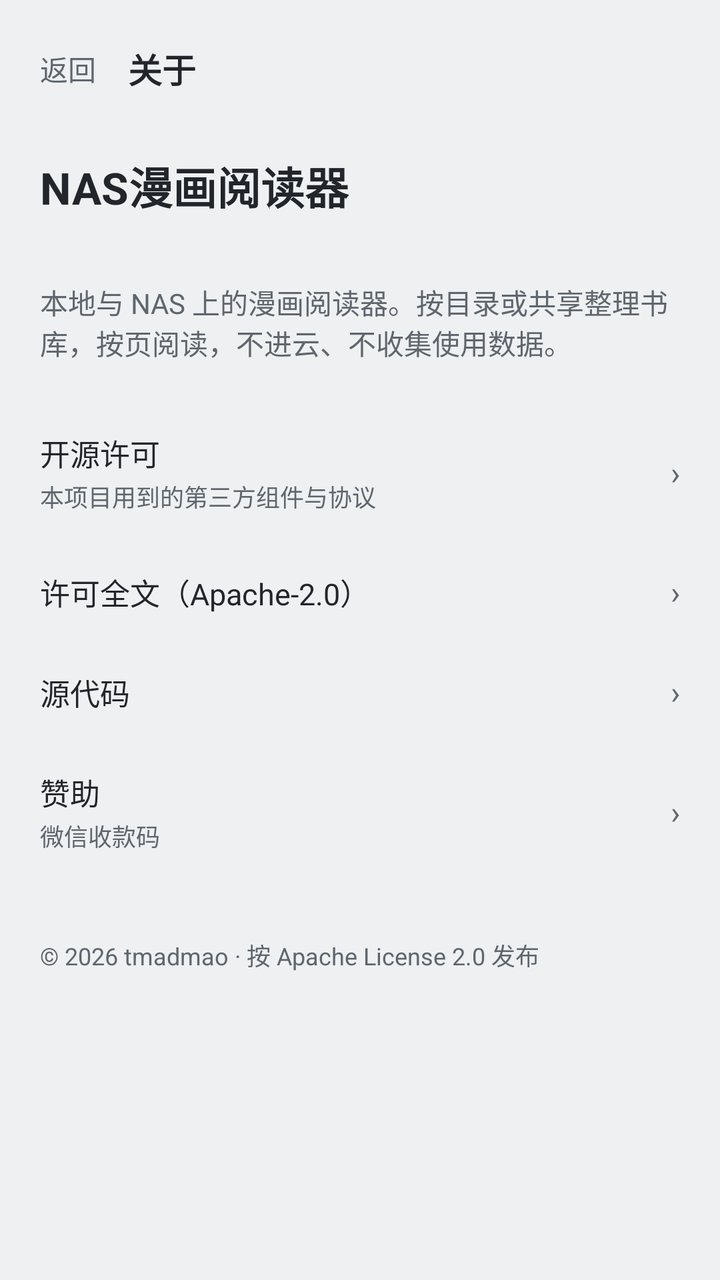
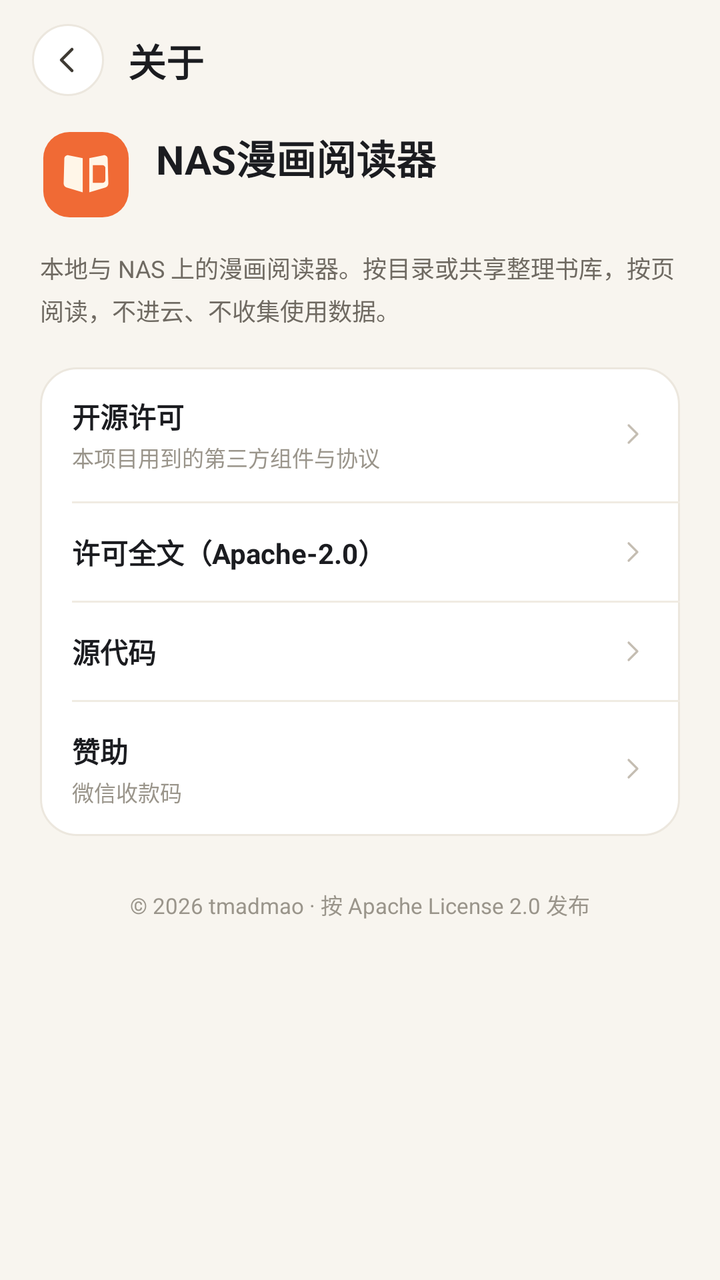

Compare the two renders of this Android layout. The source of the first and the diff that turns it into the second are given below.
<!-- AndroidManifest.xml: application theme Theme.NasComic -->
<!-- res/layout/activity_about.xml -->
<?xml version="1.0" encoding="utf-8"?>
<LinearLayout xmlns:android="http://schemas.android.com/apk/res/android"
    android:layout_width="match_parent"
    android:layout_height="match_parent"
    android:orientation="vertical"
    android:background="@color/shell_background">

    <LinearLayout
        android:layout_width="match_parent"
        android:layout_height="wrap_content"
        android:orientation="horizontal"
        android:gravity="center_vertical"
        android:paddingStart="8dp"
        android:paddingEnd="20dp"
        android:paddingTop="12dp"
        android:paddingBottom="8dp">

        <TextView
            android:id="@+id/back"
            android:layout_width="wrap_content"
            android:layout_height="wrap_content"
            android:padding="12dp"
            android:text="@string/action_back"
            android:textColor="@color/shell_ink_muted"
            android:textSize="14sp"
            android:background="?attr/selectableItemBackgroundBorderless" />

        <TextView
            android:layout_width="0dp"
            android:layout_height="wrap_content"
            android:layout_weight="1"
            android:layout_marginStart="4dp"
            android:text="@string/about_title"
            android:textColor="@color/shell_ink"
            android:textSize="17sp"
            android:textStyle="bold" />
    </LinearLayout>

    <ScrollView
        android:layout_width="match_parent"
        android:layout_height="match_parent"
        android:fillViewport="true">

        <LinearLayout
            android:layout_width="match_parent"
            android:layout_height="wrap_content"
            android:orientation="vertical"
            android:paddingBottom="32dp">

            <TextView
                android:layout_width="wrap_content"
                android:layout_height="wrap_content"
                android:layout_marginStart="20dp"
                android:layout_marginTop="12dp"
                android:text="@string/app_name"
                android:textColor="@color/shell_ink"
                android:textSize="22sp"
                android:textStyle="bold" />

            <TextView
                android:id="@+id/version"
                android:layout_width="wrap_content"
                android:layout_height="wrap_content"
                android:layout_marginStart="20dp"
                android:layout_marginTop="4dp"
                android:textColor="@color/shell_ink_muted"
                android:textSize="13sp" />

            <TextView
                android:layout_width="wrap_content"
                android:layout_height="wrap_content"
                android:layout_marginStart="20dp"
                android:layout_marginTop="10dp"
                android:layout_marginEnd="20dp"
                android:text="@string/about_tagline"
                android:textColor="@color/shell_ink_muted"
                android:textSize="14sp" />

            <LinearLayout
                android:id="@+id/row_licenses"
                style="@style/AboutRow"
                android:layout_marginTop="20dp">

                <LinearLayout
                    android:layout_width="0dp"
                    android:layout_height="wrap_content"
                    android:layout_weight="1"
                    android:orientation="vertical">

                    <TextView
                        android:layout_width="wrap_content"
                        android:layout_height="wrap_content"
                        android:text="@string/about_licenses"
                        android:textColor="@color/shell_ink"
                        android:textSize="15sp" />

                    <TextView
                        android:layout_width="wrap_content"
                        android:layout_height="wrap_content"
                        android:layout_marginTop="2dp"
                        android:text="@string/about_licenses_desc"
                        android:textColor="@color/shell_ink_muted"
                        android:textSize="12sp" />
                </LinearLayout>

                <TextView
                    android:layout_width="wrap_content"
                    android:layout_height="wrap_content"
                    android:text="@string/about_arrow"
                    android:textColor="@color/tab_inactive"
                    android:textSize="16sp" />
            </LinearLayout>

            <LinearLayout
                android:id="@+id/row_license_full"
                style="@style/AboutRow">

                <TextView
                    android:layout_width="0dp"
                    android:layout_height="wrap_content"
                    android:layout_weight="1"
                    android:text="@string/about_license_full"
                    android:textColor="@color/shell_ink"
                    android:textSize="15sp" />

                <TextView
                    android:layout_width="wrap_content"
                    android:layout_height="wrap_content"
                    android:text="@string/about_arrow"
                    android:textColor="@color/tab_inactive"
                    android:textSize="16sp" />
            </LinearLayout>

            <LinearLayout
                android:id="@+id/row_source"
                style="@style/AboutRow">

                <TextView
                    android:layout_width="0dp"
                    android:layout_height="wrap_content"
                    android:layout_weight="1"
                    android:text="@string/about_source"
                    android:textColor="@color/shell_ink"
                    android:textSize="15sp" />

                <TextView
                    android:layout_width="wrap_content"
                    android:layout_height="wrap_content"
                    android:text="@string/about_arrow"
                    android:textColor="@color/tab_inactive"
                    android:textSize="16sp" />
            </LinearLayout>

            <LinearLayout
                android:id="@+id/row_sponsor"
                style="@style/AboutRow">

                <LinearLayout
                    android:layout_width="0dp"
                    android:layout_height="wrap_content"
                    android:layout_weight="1"
                    android:orientation="vertical">

                    <TextView
                        android:layout_width="wrap_content"
                        android:layout_height="wrap_content"
                        android:text="@string/about_sponsor"
                        android:textColor="@color/shell_ink"
                        android:textSize="15sp" />

                    <TextView
                        android:layout_width="wrap_content"
                        android:layout_height="wrap_content"
                        android:layout_marginTop="2dp"
                        android:text="@string/about_sponsor_desc"
                        android:textColor="@color/shell_ink_muted"
                        android:textSize="12sp" />
                </LinearLayout>

                <TextView
                    android:layout_width="wrap_content"
                    android:layout_height="wrap_content"
                    android:text="@string/about_arrow"
                    android:textColor="@color/tab_inactive"
                    android:textSize="16sp" />
            </LinearLayout>

            <TextView
                android:layout_width="match_parent"
                android:layout_height="wrap_content"
                android:layout_marginTop="28dp"
                android:layout_marginHorizontal="20dp"
                android:text="@string/about_copyright"
                android:textColor="@color/tab_inactive"
                android:textSize="12sp" />
        </LinearLayout>
    </ScrollView>
</LinearLayout>
<!-- resources referenced by this layout -->
<resources>
  <color name="shell_background">#EEF0F2</color>
  <color name="shell_ink">#22262B</color>
  <color name="shell_ink_muted">#5F666D</color>
  <color name="tab_inactive">#5F666D</color>
  <string name="about_arrow">›</string>
  <style name="AboutRow">
          <item name="android:layout_width">match_parent</item>
          <item name="android:layout_height">wrap_content</item>
          <item name="android:orientation">horizontal</item>
          <item name="android:gravity">center_vertical</item>
          <item name="android:paddingHorizontal">20dp</item>
          <item name="android:paddingVertical">14dp</item>
          <item name="android:background">?attr/selectableItemBackground</item>
          <item name="android:clickable">true</item>
          <item name="android:focusable">true</item>
      </style>
  <style name="Theme.NasComic" parent="Theme.Material3.Light.NoActionBar">
          <item name="colorPrimary">@color/brand_indigo</item>
          <item name="colorOnPrimary">#FFFFFF</item>
          <item name="colorSurface">@color/shell_background</item>
          <item name="colorOnSurface">@color/shell_ink</item>
          <item name="android:windowBackground">@color/shell_background</item>
          <item name="android:statusBarColor">@color/shell_background</item>
          <item name="android:windowLightStatusBar">true</item>
      </style>
  <color name="brand_indigo">#2F5FD0</color>
  <!-- unchanged entries left out for length: 11 -->
</resources>

<!-- the commit's change to res/layout/activity_about.xml (unified diff, before → after) -->
@@ -2,197 +2,243 @@
 <LinearLayout xmlns:android="http://schemas.android.com/apk/res/android"
     android:layout_width="match_parent"
     android:layout_height="match_parent"
-    android:orientation="vertical"
-    android:background="@color/shell_background">
+    android:background="@color/shell_background"
+    android:orientation="vertical">
 
     <LinearLayout
         android:layout_width="match_parent"
         android:layout_height="wrap_content"
+        android:gravity="center_vertical"
         android:orientation="horizontal"
-        android:gravity="center_vertical"
-        android:paddingStart="8dp"
-        android:paddingEnd="20dp"
+        android:paddingStart="16dp"
         android:paddingTop="12dp"
-        android:paddingBottom="8dp">
-
-        <TextView
+        android:paddingEnd="16dp"
+        android:paddingBottom="6dp">
+
+        <ImageView
             android:id="@+id/back"
-            android:layout_width="wrap_content"
-            android:layout_height="wrap_content"
-            android:padding="12dp"
-            android:text="@string/action_back"
-            android:textColor="@color/shell_ink_muted"
-            android:textSize="14sp"
-            android:background="?attr/selectableItemBackgroundBorderless" />
+            android:layout_width="36dp"
+            android:layout_height="36dp"
+            android:background="@drawable/bg_circle_white"
+            android:contentDescription="@string/action_back"
+            android:padding="8dp"
+            android:src="@drawable/ic_back_arrow" />
 
         <TextView
             android:layout_width="0dp"
             android:layout_height="wrap_content"
+            android:layout_marginStart="12dp"
             android:layout_weight="1"
-            android:layout_marginStart="4dp"
             android:text="@string/about_title"
             android:textColor="@color/shell_ink"
-            android:textSize="17sp"
+            android:textSize="19sp"
             android:textStyle="bold" />
     </LinearLayout>
 
     <ScrollView
         android:layout_width="match_parent"
-        android:layout_height="match_parent"
-        android:fillViewport="true">
+        android:layout_height="0dp"
+        android:layout_weight="1"
+        android:fillViewport="true"
+        android:scrollbars="none">
 
         <LinearLayout
             android:layout_width="match_parent"
             android:layout_height="wrap_content"
             android:orientation="vertical"
-            android:paddingBottom="32dp">
+            android:paddingStart="@dimen/page_margin"
+            android:paddingTop="10dp"
+            android:paddingEnd="@dimen/page_margin"
+            android:paddingBottom="28dp">
+
+            <LinearLayout
+                android:layout_width="match_parent"
+                android:layout_height="wrap_content"
+                android:gravity="center_vertical"
+                android:orientation="horizontal">
+
+                <ImageView
+                    android:layout_width="46dp"
+                    android:layout_height="46dp"
+                    android:contentDescription="@null"
+                    android:src="@drawable/ic_brand_mark" />
+
+                <LinearLayout
+                    android:layout_width="0dp"
+                    android:layout_height="wrap_content"
+                    android:layout_marginStart="12dp"
+                    android:layout_weight="1"
+                    android:orientation="vertical">
+
+                    <TextView
+                        android:layout_width="wrap_content"
+                        android:layout_height="wrap_content"
+                        android:text="@string/app_name"
+                        android:textColor="@color/shell_ink"
+                        android:textSize="20sp"
+                        android:textStyle="bold" />
+
+                    <TextView
+                        android:id="@+id/version"
+                        android:layout_width="wrap_content"
+                        android:layout_height="wrap_content"
+                        android:layout_marginTop="3dp"
+                        android:textColor="@color/shell_ink_faint"
+                        android:textSize="11sp" />
+                </LinearLayout>
+            </LinearLayout>
 
             <TextView
-                android:layout_width="wrap_content"
-                android:layout_height="wrap_content"
-                android:layout_marginStart="20dp"
-                android:layout_marginTop="12dp"
-                android:text="@string/app_name"
-                android:textColor="@color/shell_ink"
-                android:textSize="22sp"
-                android:textStyle="bold" />
-
-            <TextView
-                android:id="@+id/version"
-                android:layout_width="wrap_content"
-                android:layout_height="wrap_content"
-                android:layout_marginStart="20dp"
-                android:layout_marginTop="4dp"
-                android:textColor="@color/shell_ink_muted"
-                android:textSize="13sp" />
-
-            <TextView
-                android:layout_width="wrap_content"
-                android:layout_height="wrap_content"
-                android:layout_marginStart="20dp"
-                android:layout_marginTop="10dp"
-                android:layout_marginEnd="20dp"
+                android:layout_width="match_parent"
+                android:layout_height="wrap_content"
+                android:layout_marginTop="14dp"
+                android:lineSpacingExtra="4dp"
                 android:text="@string/about_tagline"
                 android:textColor="@color/shell_ink_muted"
-                android:textSize="14sp" />
+                android:textSize="12sp" />
 
             <LinearLayout
-                android:id="@+id/row_licenses"
-                style="@style/AboutRow"
-                android:layout_marginTop="20dp">
-
-                <LinearLayout
-                    android:layout_width="0dp"
-                    android:layout_height="wrap_content"
-                    android:layout_weight="1"
-                    android:orientation="vertical">
-
-                    <TextView
-                        android:layout_width="wrap_content"
-                        android:layout_height="wrap_content"
-                        android:text="@string/about_licenses"
+                android:layout_width="match_parent"
+                android:layout_height="wrap_content"
+                android:layout_marginTop="20dp"
+                android:background="@drawable/bg_card"
+                android:orientation="vertical">
+
+                <LinearLayout
+                    android:id="@+id/row_licenses"
+                    style="@style/AboutRow">
+
+                    <LinearLayout
+                        android:layout_width="0dp"
+                        android:layout_height="wrap_content"
+                        android:layout_weight="1"
+                        android:orientation="vertical">
+
+                        <TextView
+                            android:layout_width="wrap_content"
+                            android:layout_height="wrap_content"
+                            android:text="@string/about_licenses"
+                            android:textColor="@color/shell_ink"
+                            android:textSize="14sp"
+                            android:textStyle="bold" />
+
+                        <TextView
+                            android:layout_width="wrap_content"
+                            android:layout_height="wrap_content"
+                            android:layout_marginTop="2dp"
+                            android:text="@string/about_licenses_desc"
+                            android:textColor="@color/shell_ink_faint"
+                            android:textSize="11sp" />
+                    </LinearLayout>
+
+                    <ImageView
+                        android:layout_width="16dp"
+                        android:layout_height="16dp"
+                        android:contentDescription="@null"
+                        android:src="@drawable/ic_chevron_right" />
+                </LinearLayout>
+
+                <View
+                    android:layout_width="match_parent"
+                    android:layout_height="1dp"
+                    android:layout_marginStart="16dp"
+                    android:background="@color/shell_divider" />
+
+                <LinearLayout
+                    android:id="@+id/row_license_full"
+                    style="@style/AboutRow">
+
+                    <TextView
+                        android:layout_width="0dp"
+                        android:layout_height="wrap_content"
+                        android:layout_weight="1"
+                        android:text="@string/about_license_full"
                         android:textColor="@color/shell_ink"
-                        android:textSize="15sp" />
-
-                    <TextView
-                        android:layout_width="wrap_content"
-                        android:layout_height="wrap_content"
-                        android:layout_marginTop="2dp"
-                        android:text="@string/about_licenses_desc"
-                        android:textColor="@color/shell_ink_muted"
-                        android:textSize="12sp" />
-                </LinearLayout>
-
-                <TextView
-                    android:layout_width="wrap_content"
-                    android:layout_height="wrap_content"
-                    android:text="@string/about_arrow"
-                    android:textColor="@color/tab_inactive"
-                    android:textSize="16sp" />
+                        android:textSize="14sp"
+                        android:textStyle="bold" />
+
+                    <ImageView
+                        android:layout_width="16dp"
+                        android:layout_height="16dp"
+                        android:contentDescription="@null"
+                        android:src="@drawable/ic_chevron_right" />
+                </LinearLayout>
+
+                <View
+                    android:layout_width="match_parent"
+                    android:layout_height="1dp"
+                    android:layout_marginStart="16dp"
+                    android:background="@color/shell_divider" />
+
+                <LinearLayout
+                    android:id="@+id/row_source"
+                    style="@style/AboutRow">
+
+                    <TextView
+                        android:layout_width="0dp"
+                        android:layout_height="wrap_content"
+                        android:layout_weight="1"
+                        android:text="@string/about_source"
+                        android:textColor="@color/shell_ink"
+                        android:textSize="14sp"
+                        android:textStyle="bold" />
+
+                    <ImageView
+                        android:layout_width="16dp"
+                        android:layout_height="16dp"
+                        android:contentDescription="@null"
+                        android:src="@drawable/ic_chevron_right" />
+                </LinearLayout>
+
+                <View
+                    android:layout_width="match_parent"
+                    android:layout_height="1dp"
+                    android:layout_marginStart="16dp"
+                    android:background="@color/shell_divider" />
+
+                <LinearLayout
+                    android:id="@+id/row_sponsor"
+                    style="@style/AboutRow">
+
+                    <LinearLayout
+                        android:layout_width="0dp"
+                        android:layout_height="wrap_content"
+                        android:layout_weight="1"
+                        android:orientation="vertical">
+
+                        <TextView
+                            android:layout_width="wrap_content"
+                            android:layout_height="wrap_content"
+                            android:text="@string/about_sponsor"
+                            android:textColor="@color/shell_ink"
+                            android:textSize="14sp"
+                            android:textStyle="bold" />
+
+                        <TextView
+                            android:layout_width="wrap_content"
+                            android:layout_height="wrap_content"
+                            android:layout_marginTop="2dp"
+                            android:text="@string/about_sponsor_desc"
+                            android:textColor="@color/shell_ink_faint"
+                            android:textSize="11sp" />
+                    </LinearLayout>
+
+                    <ImageView
+                        android:layout_width="16dp"
+                        android:layout_height="16dp"
+                        android:contentDescription="@null"
+                        android:src="@drawable/ic_chevron_right" />
+                </LinearLayout>
             </LinearLayout>
 
-            <LinearLayout
-                android:id="@+id/row_license_full"
-                style="@style/AboutRow">
-
-                <TextView
-                    android:layout_width="0dp"
-                    android:layout_height="wrap_content"
-                    android:layout_weight="1"
-                    android:text="@string/about_license_full"
-                    android:textColor="@color/shell_ink"
-                    android:textSize="15sp" />
-
-                <TextView
-                    android:layout_width="wrap_content"
-                    android:layout_height="wrap_content"
-                    android:text="@string/about_arrow"
-                    android:textColor="@color/tab_inactive"
-                    android:textSize="16sp" />
-            </LinearLayout>
-
-            <LinearLayout
-                android:id="@+id/row_source"
-                style="@style/AboutRow">
-
-                <TextView
-                    android:layout_width="0dp"
-                    android:layout_height="wrap_content"
-                    android:layout_weight="1"
-                    android:text="@string/about_source"
-                    android:textColor="@color/shell_ink"
-                    android:textSize="15sp" />
-
-                <TextView
-                    android:layout_width="wrap_content"
-                    android:layout_height="wrap_content"
-                    android:text="@string/about_arrow"
-                    android:textColor="@color/tab_inactive"
-                    android:textSize="16sp" />
-            </LinearLayout>
-
-            <LinearLayout
-                android:id="@+id/row_sponsor"
-                style="@style/AboutRow">
-
-                <LinearLayout
-                    android:layout_width="0dp"
-                    android:layout_height="wrap_content"
-                    android:layout_weight="1"
-                    android:orientation="vertical">
-
-                    <TextView
-                        android:layout_width="wrap_content"
-                        android:layout_height="wrap_content"
-                        android:text="@string/about_sponsor"
-                        android:textColor="@color/shell_ink"
-                        android:textSize="15sp" />
-
-                    <TextView
-                        android:layout_width="wrap_content"
-                        android:layout_height="wrap_content"
-                        android:layout_marginTop="2dp"
-                        android:text="@string/about_sponsor_desc"
-                        android:textColor="@color/shell_ink_muted"
-                        android:textSize="12sp" />
-                </LinearLayout>
-
-                <TextView
-                    android:layout_width="wrap_content"
-                    android:layout_height="wrap_content"
-                    android:text="@string/about_arrow"
-                    android:textColor="@color/tab_inactive"
-                    android:textSize="16sp" />
-            </LinearLayout>
-
             <TextView
                 android:layout_width="match_parent"
                 android:layout_height="wrap_content"
-                android:layout_marginTop="28dp"
-                android:layout_marginHorizontal="20dp"
+                android:layout_marginTop="26dp"
+                android:gravity="center"
                 android:text="@string/about_copyright"
-                android:textColor="@color/tab_inactive"
-                android:textSize="12sp" />
+                android:textColor="@color/shell_ink_faint"
+                android:textSize="11sp" />
         </LinearLayout>
     </ScrollView>
 </LinearLayout>
<!-- resource entries referenced after the edit -->
@@ -1,31 +1,127 @@
 <!-- resources referenced by this layout -->
 <resources>
-  <color name="shell_background">#EEF0F2</color>
-  <color name="shell_ink">#22262B</color>
-  <color name="shell_ink_muted">#5F666D</color>
-  <color name="tab_inactive">#5F666D</color>
-  <string name="about_arrow">›</string>
+  <color name="shell_background">#F8F5EF</color>
+  <color name="shell_divider">#F0EBE2</color>
+  <color name="shell_ink">#1B1C20</color>
+  <color name="shell_ink_faint">#9A958B</color>
+  <color name="shell_ink_muted">#6F6A62</color>
+  <dimen name="page_margin">20dp</dimen>
+  <!-- drawable bg_card (drawable) -->
+  <?xml version="1.0" encoding="utf-8"?>
+  <shape xmlns:android="http://schemas.android.com/apk/res/android" android:shape="rectangle">
+      <solid android:color="@color/shell_surface" />
+      <corners android:radius="@dimen/radius_card" />
+      <stroke android:width="1dp" android:color="@color/shell_stroke" />
+  </shape>
+  <!-- drawable bg_circle_white (drawable) -->
+  <?xml version="1.0" encoding="utf-8"?>
+  <ripple xmlns:android="http://schemas.android.com/apk/res/android"
+      android:color="#141B1C20">
+      <item>
+          <shape android:shape="oval">
+              <solid android:color="@color/shell_surface" />
+              <stroke android:width="1dp" android:color="@color/shell_stroke" />
+          </shape>
+      </item>
+  </ripple>
+  <!-- drawable ic_back_arrow (drawable) -->
+  <?xml version="1.0" encoding="utf-8"?>
+  <vector xmlns:android="http://schemas.android.com/apk/res/android"
+      android:width="24dp"
+      android:height="24dp"
+      android:viewportWidth="24"
+      android:viewportHeight="24">
+      <path
+          android:strokeColor="#FF3E3A33"
+          android:strokeWidth="1.8"
+          android:strokeLineCap="round"
+          android:strokeLineJoin="round"
+          android:pathData="M14.4,5.6 L8,12 L14.4,18.4" />
+  </vector>
+  <!-- drawable ic_brand_mark (drawable) -->
+  <?xml version="1.0" encoding="utf-8"?>
+  <vector xmlns:android="http://schemas.android.com/apk/res/android"
+      android:width="28dp"
+      android:height="28dp"
+      android:viewportWidth="28"
+      android:viewportHeight="28">
+      <path
+          android:fillColor="#FFF06A35"
+          android:pathData="M9,1 h10 a8,8 0 0 1 8,8 v10 a8,8 0 0 1 -8,8 h-10 a8,8 0 0 1 -8,-8 v-10 a8,8 0 0 1 8,-8 z" />
+      
+      <path
+          android:fillColor="#FFFFF6E8"
+          android:pathData="M7.4,9.2 c0,-0.7 0.6,-1.2 1.3,-1.1 l4.3,0.9 v10.4 l-4.9,-1.5 a1.3,1.3 0 0 1 -0.9,-1.2 z" />
+      
+      <path
+          android:fillColor="#FFFFF6E8"
+          android:pathData="M20.6,9.2 c0,-0.7 -0.6,-1.2 -1.3,-1.1 l-4.3,0.9 v10.4 l4.9,-1.5 a1.3,1.3 0 0 0 0.9,-1.2 z" />
+      
+      <path
+          android:fillColor="#FFF06A35"
+          android:pathData="M16.1,11.1 h2.9 a0.9,0.9 0 0 1 0.9,0.9 v3.6 a0.9,0.9 0 0 1 -0.9,0.9 h-2.9 z" />
+  </vector>
+  <!-- drawable ic_chevron_right (drawable) -->
+  <?xml version="1.0" encoding="utf-8"?>
+  <vector xmlns:android="http://schemas.android.com/apk/res/android"
+      android:width="24dp"
+      android:height="24dp"
+      android:viewportWidth="24"
+      android:viewportHeight="24">
+      <path
+          android:strokeColor="#FFC4BDB2"
+          android:strokeWidth="1.7"
+          android:strokeLineCap="round"
+          android:strokeLineJoin="round"
+          android:pathData="M9.5,5.5 L16,12 L9.5,18.5" />
+  </vector>
   <style name="AboutRow">
           <item name="android:layout_width">match_parent</item>
           <item name="android:layout_height">wrap_content</item>
           <item name="android:orientation">horizontal</item>
           <item name="android:gravity">center_vertical</item>
-          <item name="android:paddingHorizontal">20dp</item>
+          <item name="android:paddingHorizontal">16dp</item>
           <item name="android:paddingVertical">14dp</item>
           <item name="android:background">?attr/selectableItemBackground</item>
           <item name="android:clickable">true</item>
           <item name="android:focusable">true</item>
       </style>
   <style name="Theme.NasComic" parent="Theme.Material3.Light.NoActionBar">
-          <item name="colorPrimary">@color/brand_indigo</item>
+          <item name="colorPrimary">@color/brand_accent</item>
           <item name="colorOnPrimary">#FFFFFF</item>
+          <item name="colorSecondary">@color/brand_accent</item>
           <item name="colorSurface">@color/shell_background</item>
           <item name="colorOnSurface">@color/shell_ink</item>
+          <item name="colorSurfaceVariant">@color/shell_surface_soft</item>
+          <item name="colorOnSurfaceVariant">@color/shell_ink_muted</item>
+          <item name="colorOutline">@color/shell_stroke</item>
+          
+          <item name="colorControlActivated">@color/brand_accent</item>
+          <item name="colorControlNormal">@color/shell_ink_faint</item>
+          <item name="colorSwitchThumbNormal">#FFFFFF</item>
           <item name="android:windowBackground">@color/shell_background</item>
           <item name="android:statusBarColor">@color/shell_background</item>
           <item name="android:windowLightStatusBar">true</item>
+          <item name="android:navigationBarColor">@color/shell_background</item>
+          <item name="android:textColorPrimary">@color/shell_ink</item>
+          <item name="alertDialogTheme">@style/Theme.NasComic.Dialog</item>
+          <item name="android:alertDialogTheme">@style/Theme.NasComic.Dialog</item>
       </style>
-  <color name="brand_indigo">#2F5FD0</color>
+  <color name="shell_surface">#FFFFFF</color>
+  <dimen name="radius_card">18dp</dimen>
+  <color name="shell_stroke">#ECE7DE</color>
+  <color name="brand_accent">#F06A35</color>
+  <color name="shell_surface_soft">#FCFAF6</color>
+  <style name="Theme.NasComic.Dialog" parent="ThemeOverlay.MaterialComponents.Dialog.Alert">
+          <item name="colorPrimary">@color/brand_accent</item>
+          <item name="colorSurface">@color/shell_surface</item>
+          <item name="colorOnSurface">@color/shell_ink</item>
+          <item name="shapeAppearanceOverlay">@style/Shape.Dialog</item>
+      </style>
+  <style name="Shape.Dialog" parent="">
+          <item name="cornerFamily">rounded</item>
+          <item name="cornerSize">22dp</item>
+      </style>
   <!-- unchanged entries left out for length: 11 -->
 </resources>
 
